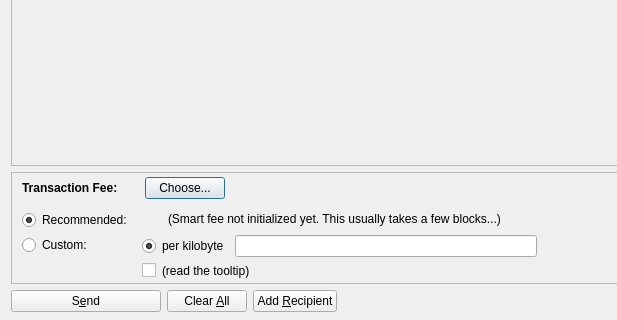
First picture: the form in src/qt/forms/sendcoinsdialog.ui, repository Bitcoin-ABC/bitcoin-abc, before the edit; both pictures show x 0 to 617 and y 206 to 526 of the 850 by 526 pixel window.
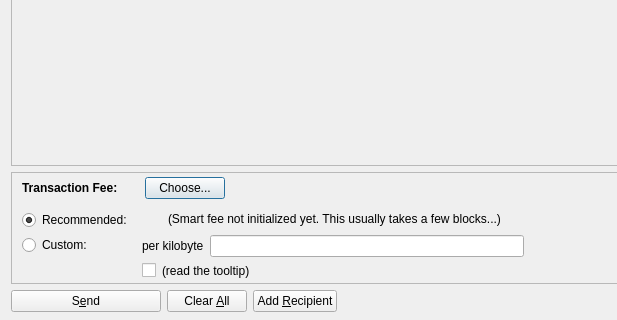
Second picture: the form after the edit. Icons and pictures are not drawn. Custom widgets are drawn as their Qt base class.

What changed in the file:
```diff
--- a/src/qt/forms/sendcoinsdialog.ui
+++ b/src/qt/forms/sendcoinsdialog.ui
@@ -824,7 +824,7 @@
                <item>
                 <layout class="QHBoxLayout" name="horizontalLayoutFee13">
                  <item>
-                  <widget class="QRadioButton" name="radioCustomPerKilobyte">
+                  <widget class="QLabel" name="labelCustomPerKilobyte">
                    <property name="toolTip">
                     <string>Specify a custom fee per kB (1,000 bytes) of the transaction's size.
 
@@ -833,12 +833,6 @@
                    <property name="text">
                     <string>per kilobyte</string>
                    </property>
-                   <property name="checked">
-                    <bool>true</bool>
-                   </property>
-                   <attribute name="buttonGroup">
-                    <string notr="true">groupCustomFee</string>
-                   </attribute>
                   </widget>
                  </item>
                  <item>
```
Left out of the diff: 1 changed line with no effect on the pictures.
